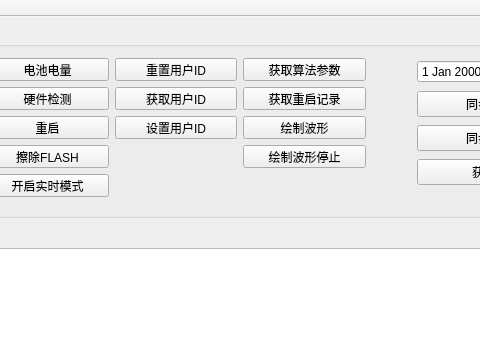
This is ble_tools/ble_tools.ui in notrynohigh/QT_B_TP as Qt 5 draws it before an edit; both pictures show x 594 to 1074 and y 0 to 345 of the 1500 by 759 pixel window. The edited form follows.
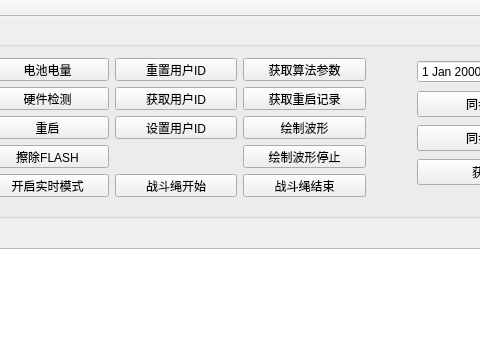
This is the edited form. Icons and pictures are not drawn.

Patch:
```diff
--- a/ble_tools/ble_tools.ui
+++ b/ble_tools/ble_tools.ui
@@ -330,6 +330,20 @@
         </property>
        </widget>
       </item>
+      <item row="4" column="2">
+       <widget class="QPushButton" name="rp_start">
+        <property name="text">
+         <string>战斗绳开始</string>
+        </property>
+       </widget>
+      </item>
+      <item row="4" column="3">
+       <widget class="QPushButton" name="rp_end">
+        <property name="text">
+         <string>战斗绳结束</string>
+        </property>
+       </widget>
+      </item>
      </layout>
     </widget>
    </widget>
```
